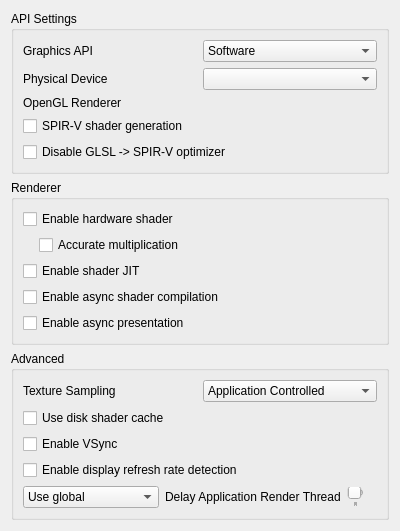
First picture: the form in src/citra_qt/configuration/configure_graphics.ui, repository amwatson/CitraVR, before the edit.
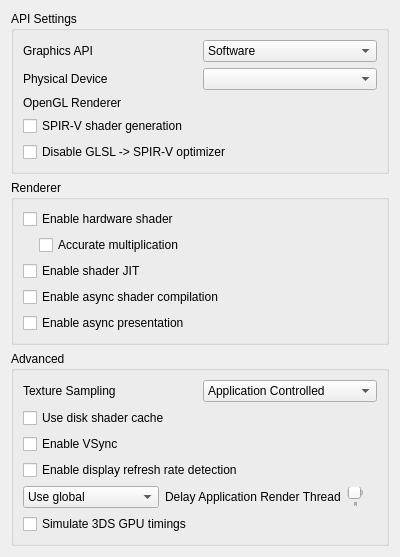
Second picture: the form after the edit.

Commit message: gsp: Fix GPU interrupt queue and add GPU timing emulation (#2095)

Patch:
```diff
--- a/src/citra_qt/configuration/configure_graphics.ui
+++ b/src/citra_qt/configuration/configure_graphics.ui
@@ -404,6 +404,16 @@
           </layout>
         </widget>
       </item>
+     <item>
+       <widget class="QCheckBox" name="simulate_3ds_gpu_timings">
+        <property name="toolTip">
+         <string>&lt;html&gt;&lt;head/&gt;&lt;body&gt;&lt;p&gt;Delays GPU completion events based on measurements taken from real hardware, so that games have more realistic GPU time measurements. Helps stabilize dynamic FPS games. Disabling this feature may improve performance in some rare cases at the cost of stability.&lt;/p&gt;&lt;/body&gt;&lt;/html&gt;</string>
+        </property>
+        <property name="text">
+         <string>Simulate 3DS GPU timings</string>
+        </property>
+       </widget>
+      </item>
      </layout>
     </widget>
    </item>
```
Left out of the diff: 2 changed lines with no effect on the pictures. The commit also changes 22 other files.
